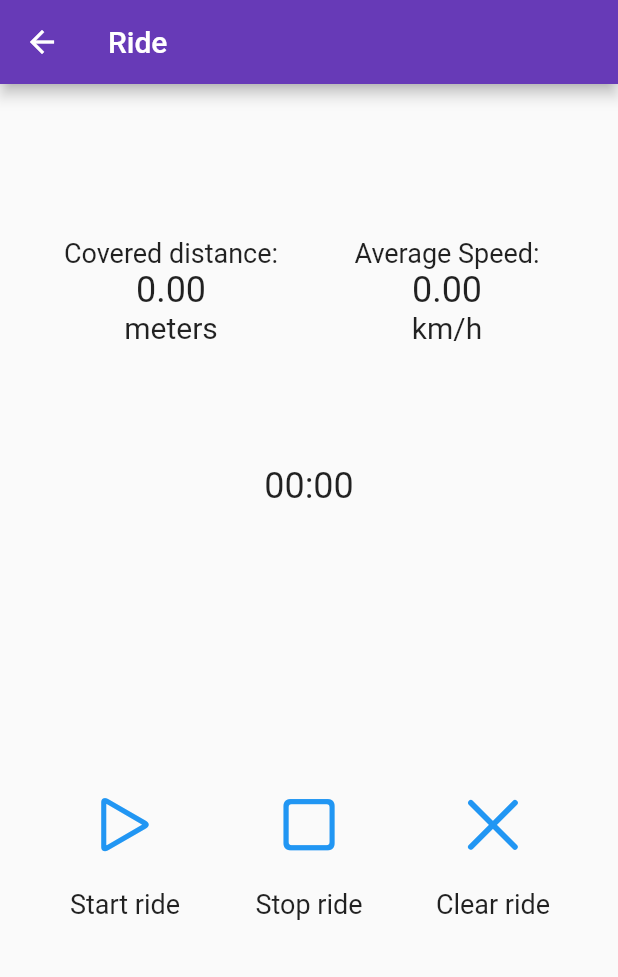
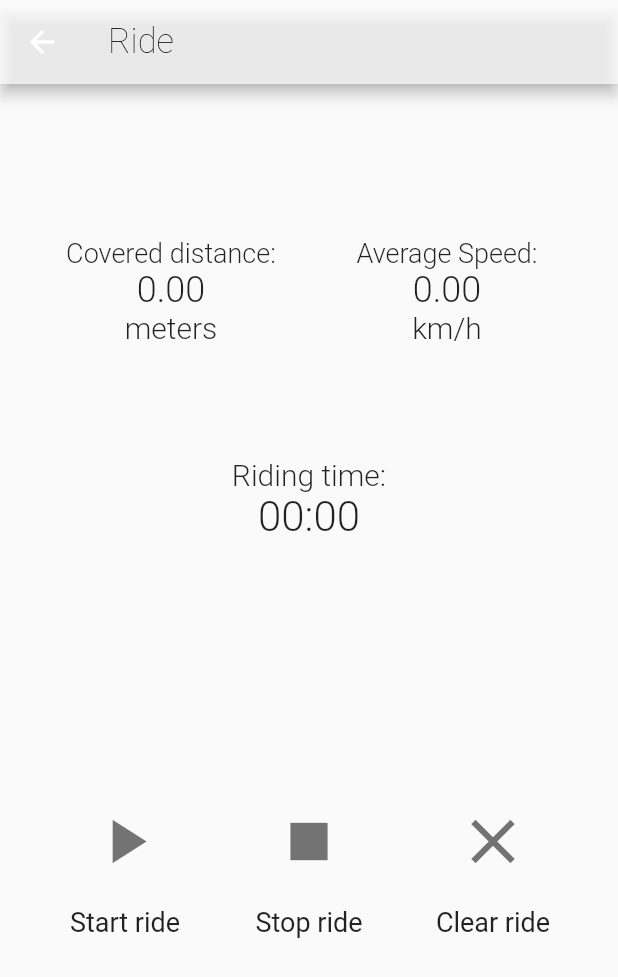
Before and after one commit to i-krasnoshchokov/diploma, a Flutter app: the RideScreen screen opened by its route, on a phone screen of 412 x 824 dp. Shown: the top 977 px of the screen. Run offline on Flutter 3.47's test engine with Material 2 defaults, Android fonts, the phone set to English and light mode, and no system bars; our stand-ins replace geolocator.

Commit message:
updated version

```diff
--- a/lib/RideScreen.dart
+++ b/lib/RideScreen.dart
@@ -13,8 +13,8 @@ class RideScreen extends StatelessWidget{
   Widget build(BuildContext context) {
     return Scaffold(
       appBar: AppBar(
-        backgroundColor: Colors.deepPurple,
-        title: Text('Ride'),
+        backgroundColor: Colors.white70,
+        title: Text('Ride', style: TextStyle(fontSize: 23, fontWeight: FontWeight.w200, color: Colors.black)),
       ),
       body: Container(
         child: Column(
@@ -47,10 +47,10 @@ class _MyRideStartStop extends StatelessWidget {
                       child: Column(
                         mainAxisAlignment: MainAxisAlignment.center,
                         children: [
-                          Center(child: Text("Covered distance:", style: TextStyle(fontSize: 18),)),
+                          Center(child: Text("Covered distance:", style: TextStyle(fontSize: 18, fontWeight: FontWeight.w300),)),
                           Text(ride.testRide.distance.toStringAsPrecision(3),
-                            style: TextStyle(fontSize: 24),),
-                          Text("meters", style: TextStyle(fontSize: 20),),
+                            style: TextStyle(fontSize: 24, fontWeight: FontWeight.w300),),
+                          Text("meters", style: TextStyle(fontSize: 20, fontWeight: FontWeight.w300),),
                         ],)
                     )
                       )),
@@ -60,19 +60,25 @@ class _MyRideStartStop extends StatelessWidget {
                           child: Column(
                             mainAxisAlignment: MainAxisAlignment.center,
                             children: [
-                              Center(child: Text("Average Speed:", style: TextStyle(fontSize: 18),)),
+                              Center(child: Text("Average Speed:", style: TextStyle(fontSize: 18, fontWeight: FontWeight.w300),)),
                               Text(ride.averageSpeedInKmPerHour(ride.testRide.averageSpeed),
-                                style: TextStyle(fontSize: 24),),
-                              Text("km/h", style: TextStyle(fontSize: 20),),
+                                style: TextStyle(fontSize: 24, fontWeight: FontWeight.w300),),
+                              Text("km/h", style: TextStyle(fontSize: 20, fontWeight: FontWeight.w300),),
                             ],)
                       )
                   )),
                 ],
               ),
               Padding(
-                padding: const EdgeInsets.only(left: 0.0, top: 80.0, right: 0.0, bottom:0),
-                  child: Text(ride.transformMilliSeconds(ride.stopwatch.elapsedMilliseconds),
-                    style: TextStyle(fontSize: 24),),
+                padding: const EdgeInsets.only(left: 0.0, top: 75.0, right: 0.0, bottom:0),
+                child: Column(
+                  mainAxisAlignment: MainAxisAlignment.center,
+                  children: [
+                    Text("Riding time:", style: TextStyle(fontSize: 20, fontWeight: FontWeight.w300),),
+                    Text(ride.transformMilliSeconds(ride.stopwatch.elapsedMilliseconds),
+                      style: TextStyle(fontSize: 28, fontWeight: FontWeight.w300),),
+                  ],
+                )
               ),
               Expanded(child:Row(
                 children: [
@@ -86,11 +92,11 @@ class _MyRideStartStop extends StatelessWidget {
                           print(ride.testRide.distance);
 
                         },
-                        child: Icon(CupertinoIcons.play_arrow, size: 50)
+                        child: Icon(Icons.play_arrow, size: 50, color: Colors.black54, )
                       ),
                       Padding(
                         padding: const EdgeInsets.all(10.0),
-                        child: Text("Start ride", style: TextStyle(fontSize: 18),),
+                        child: Text("Start ride", style: TextStyle(fontSize: 18, fontWeight: FontWeight.w400),),
                       ),],
                   ), flex: 1,),
                   Expanded(child: Column(
@@ -106,11 +112,11 @@ class _MyRideStartStop extends StatelessWidget {
                             ride.positionStream.cancel();
                             print(ride.testRide.averageSpeed);
                           },
-                          child: Icon(CupertinoIcons.stop, size: 50,)
+                          child: Icon(Icons.stop, size: 50, color: Colors.black54,)
                       ),
                     Padding(
                       padding: const EdgeInsets.all(10.0),
-                      child: Text("Stop ride", style: TextStyle(fontSize: 18),),
+                      child: Text("Stop ride", style: TextStyle(fontSize: 18, fontWeight: FontWeight.w400),),
                     ),],
                   ), flex: 1,),
                   Expanded(child: Column(
@@ -120,11 +126,11 @@ class _MyRideStartStop extends StatelessWidget {
                           onPressed:(){
                             ride.cleanRoute();
                           },
-                          child: Icon(CupertinoIcons.clear, size: 50,)
+                          child: Icon(Icons.clear, size: 50, color: Colors.black54,)
                       ),
                       Padding(
                         padding: const EdgeInsets.all(10.0),
-                        child: Text("Clear ride", style: TextStyle(fontSize: 18),),
+                        child: Text("Clear ride", style: TextStyle(fontSize: 18, fontWeight: FontWeight.w400),),
                       ),],
                   ), flex: 1,)
                 ],
--- a/lib/main.dart
+++ b/lib/main.dart
@@ -3,6 +3,7 @@ import 'package:provider/provider.dart';
 
 import 'RideModel.dart';
 import 'RideScreen.dart';
+import 'FirstView.dart';
 
 void main() {
   runApp(MyApp());
@@ -18,9 +19,10 @@ class MyApp extends StatelessWidget {
       child: MaterialApp(
         debugShowCheckedModeBanner: false,
         title: 'Provider Demo',
-        initialRoute: '/rides',
+        initialRoute: '/firstpage',
         routes: {
           '/rides': (context) => RideScreen(),
+          '/firstpage': (context) => FirstView(),
           //'/addContact': (context) => AddContact(),
         },
       ),
--- a/pubspec.yaml
+++ b/pubspec.yaml
@@ -23,6 +23,8 @@ environment:
 dependencies:
   flutter:
     sdk: flutter
+
+  cloud_firestore: ^0.12.5
   geolocator: ^6.1.13
   provider: ^4.3.2
 
```
Also changed, not shown: pubspec.lock, 13 other files.
